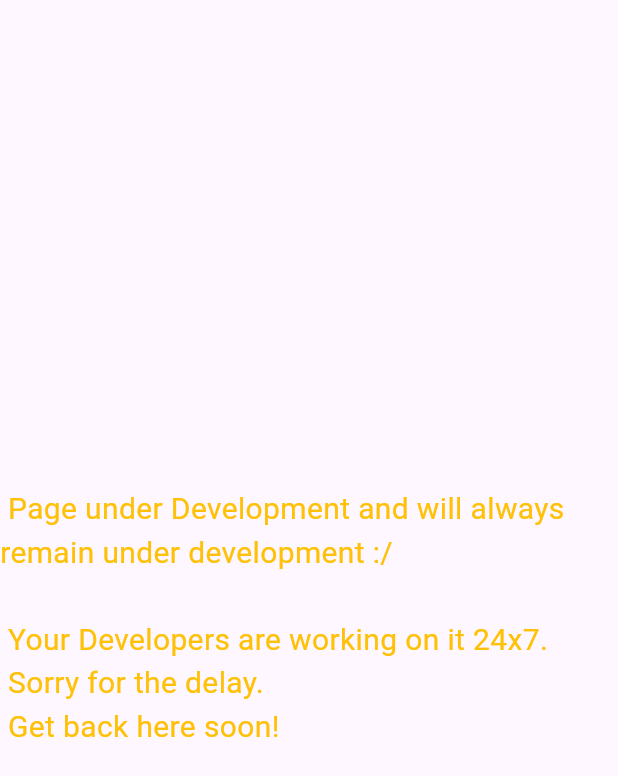
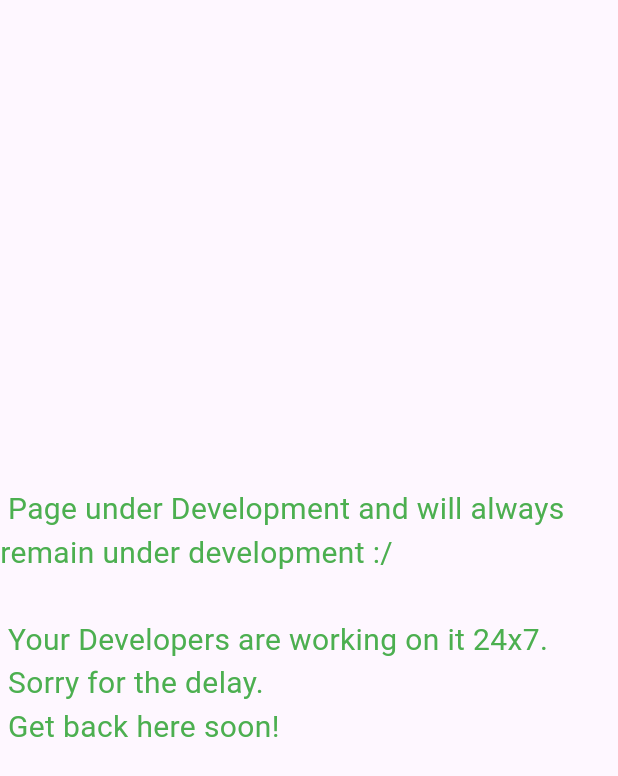
Before and after one commit to shera-developers/project-flutter, a Flutter app: the SearchCardPage screen opened directly, on a phone screen of 412 x 824 dp. Shown: the top 776 px of the screen. Run offline on Flutter 3.47's test engine with Material 3 defaults, Android fonts, the phone set to English and light mode, and no system bars; our stand-ins replace cached_network_image, font_awesome_flutter; missing offline and left inert: device_apps.

Commit message:
Update home.dart

```diff
--- a/lib/home.dart
+++ b/lib/home.dart
@@ -38,7 +38,7 @@ class SearchCardPage extends StatelessWidget {
           child: Center(
             child: Text(
               ' Page under Development and will always remain under development :/ \n\n Your Developers are working on it 24x7.\n Sorry for the delay.\n Get back here soon!',
-              style: TextStyle(color: Colors.amber, fontSize: 20.0),
+              style: TextStyle(color: Colors.green, fontSize: 20.0),
             ),
           ),
         ),
@@ -63,7 +63,7 @@ class CardPage extends StatelessWidget {
           child: Center(
             child: Text(
               ' Page under Development :/ \n\n Your Developers are working on it 24x7.\n Sorry for the delay.\n Get back here soon!',
-              style: TextStyle(color: Colors.red, fontSize: 20.0),
+              style: TextStyle(color: Colors.blue, fontSize: 20.0),
             ),
           ),
         ),
```
